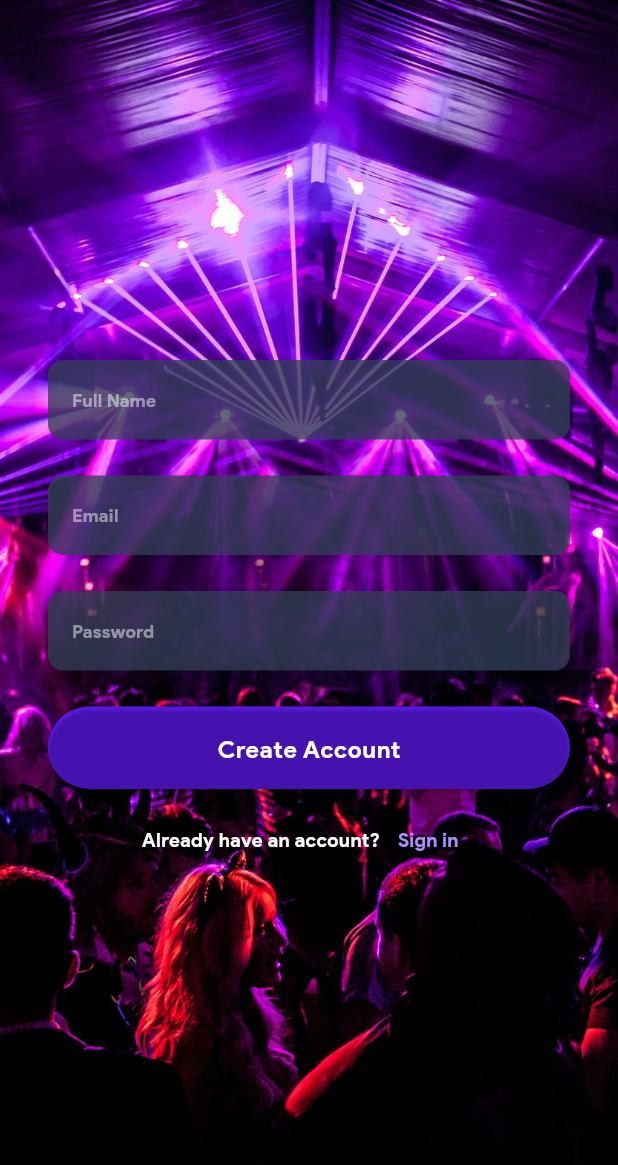
After one commit to awais019/eventify_host, a Flutter app: the SignUp screen opened by its route, on a phone screen of 412 x 824 dp. The commit adds this screen. Shown: the top 1165 px of the screen. Run offline on Flutter 3.47's test engine with Material 3 defaults, Android fonts, the phone set to English and light mode, and no system bars; our stand-ins replace get.

Commit message:
feat: add sign up design

```diff
--- /dev/null
+++ b/lib/components/submit_button.dart
@@ -0,0 +1,55 @@
+import 'package:flutter/material.dart';
+import 'package:get/get.dart';
+
+class SubmitButton extends StatelessWidget {
+  final String title;
+  final RxBool _isLoading = false.obs;
+  final Future<void> Function() onSubmit;
+
+  SubmitButton({super.key, required this.title, required this.onSubmit});
+
+  @override
+  Widget build(BuildContext context) {
+    return Container(
+      width: double.infinity,
+      height: 55.0,
+      decoration: BoxDecoration(
+        color: Theme.of(context).colorScheme.primary,
+        borderRadius: const BorderRadius.all(Radius.circular(40.0)),
+      ),
+      child: ElevatedButton(
+        onPressed: () async {
+          _isLoading.value = true;
+          await onSubmit();
+          _isLoading.value = false;
+        },
+        style: ButtonStyle(
+          padding: WidgetStateProperty.all(
+            const EdgeInsets.symmetric(vertical: 16.0),
+          ),
+          backgroundColor: WidgetStateProperty.all(Colors.transparent),
+        ),
+        child: Obx(
+          () => _isLoading.value
+              ? SizedBox(
+                  height: 24.0,
+                  width: 24.0,
+                  child: CircularProgressIndicator(
+                    backgroundColor: const Color.fromRGBO(255, 255, 255, 0.5),
+                    color: Theme.of(context).colorScheme.onPrimary,
+                  ),
+                )
+              : Text(
+                  title,
+                  style: Theme.of(context).textTheme.bodyLarge!.copyWith(
+                        color: Colors.white,
+                        fontSize: 16.0,
+                        height: 1.5,
+                        fontWeight: FontWeight.bold,
+                      ),
+                ),
+        ),
+      ),
+    );
+  }
+}
--- a/lib/main.dart
+++ b/lib/main.dart
@@ -17,6 +17,21 @@ class MyApp extends StatelessWidget {
       debugShowCheckedModeBanner: false,
       initialRoute: kSplashRoute,
       getPages: RoutesManagement.getRoutes(),
+      theme: ThemeData(
+        fontFamily: "Product Sans",
+        colorScheme: ColorScheme(
+          brightness: Brightness.dark,
+          primary: const Color.fromRGBO(95, 25, 242, 1),
+          onPrimary: Colors.white,
+          secondary: const Color.fromRGBO(45, 57, 78, 1),
+          onSecondary: Colors.white,
+          error: Colors.red.shade400,
+          onError: Colors.white,
+          surface: const Color.fromRGBO(240, 240, 240, 1),
+          onSurface: Colors.black,
+          tertiary: const Color.fromRGBO(171, 144, 250, 1),
+        ),
+      ),
     );
   }
 }
--- a/lib/pages/onboarding.dart
+++ b/lib/pages/onboarding.dart
@@ -1,4 +1,6 @@
+import 'package:eventify_host/utils/constants.dart';
 import 'package:flutter/material.dart';
+import 'package:get/get.dart';
 
 class OnBoarding extends StatelessWidget {
   const OnBoarding({super.key});
@@ -50,7 +52,7 @@ class OnBoarding extends StatelessWidget {
                           ),
                         ),
                       ),
-                      onPressed: () {},
+                      onPressed: () => Get.toNamed(kSignupRoute),
                       child: const Padding(
                           padding: EdgeInsets.symmetric(vertical: 16),
                           child: Text(
--- /dev/null
+++ b/lib/pages/signup.dart
@@ -0,0 +1,141 @@
+import 'package:eventify_host/components/submit_button.dart';
+import 'package:flutter/material.dart';
+
+class SignUp extends StatelessWidget {
+  const SignUp({super.key});
+
+  @override
+  Widget build(BuildContext context) {
+    return Scaffold(
+      body: Container(
+        decoration: const BoxDecoration(
+          image: DecorationImage(
+            image: AssetImage("assets/images/signup-bg.png"),
+            fit: BoxFit.cover,
+          ),
+        ),
+        child: Padding(
+          padding: const EdgeInsets.all(32.0),
+          child: Form(
+              child: Center(
+            child: Column(
+              mainAxisAlignment: MainAxisAlignment.center,
+              children: [
+                TextFormField(
+                  style: const TextStyle(
+                    color: Colors.white,
+                    fontSize: 14,
+                    fontWeight: FontWeight.bold,
+                    height: 1.5,
+                    letterSpacing: 0.24,
+                  ),
+                  decoration: const InputDecoration(
+                    hintText: "Full Name",
+                    hintStyle: TextStyle(
+                      color: Color.fromRGBO(255, 255, 255, 0.48),
+                      fontSize: 12,
+                      fontWeight: FontWeight.bold,
+                      height: 1.5,
+                      letterSpacing: 0.24,
+                    ),
+                    fillColor: Color.fromRGBO(49, 62, 85, 0.78),
+                    filled: true,
+                    border: OutlineInputBorder(
+                      borderSide: BorderSide.none,
+                      borderRadius: BorderRadius.all(Radius.circular(10)),
+                    ),
+                  ),
+                ),
+                const SizedBox(height: 24.0),
+                TextFormField(
+                  style: const TextStyle(
+                    color: Colors.white,
+                    fontSize: 14,
+                    fontWeight: FontWeight.bold,
+                    height: 1.5,
+                    letterSpacing: 0.24,
+                  ),
+                  decoration: const InputDecoration(
+                    hintText: "Email",
+                    hintStyle: TextStyle(
+                      color: Color.fromRGBO(255, 255, 255, 0.48),
+                      fontSize: 12,
+                      fontWeight: FontWeight.bold,
+                      height: 1.5,
+                      letterSpacing: 0.24,
+                    ),
+                    fillColor: Color.fromRGBO(49, 62, 85, 0.78),
+                    filled: true,
+                    border: OutlineInputBorder(
+                      borderSide: BorderSide.none,
+                      borderRadius: BorderRadius.all(Radius.circular(10)),
+                    ),
+                  ),
+                ),
+                const SizedBox(height: 24.0),
+                TextFormField(
+                  obscureText: true,
+                  style: const TextStyle(
+                    color: Colors.white,
+                    fontSize: 14,
+                    fontWeight: FontWeight.bold,
+                    height: 1.5,
+                    letterSpacing: 0.24,
+                  ),
+                  decoration: const InputDecoration(
+                    hintText: "Password",
+                    hintStyle: TextStyle(
+                      color: Color.fromRGBO(255, 255, 255, 0.48),
+                      fontSize: 12,
+                      fontWeight: FontWeight.bold,
+                      height: 1.5,
+                      letterSpacing: 0.24,
+                    ),
+                    fillColor: Color.fromRGBO(49, 62, 85, 0.78),
+                    filled: true,
+                    border: OutlineInputBorder(
+                      borderSide: BorderSide.none,
+                      borderRadius: BorderRadius.all(Radius.circular(10)),
+                    ),
+                  ),
+                ),
+                const SizedBox(height: 24.0),
+                SubmitButton(
+                  title: 'Create Account',
+                  onSubmit: () {
+                    return Future.delayed(const Duration(microseconds: 200));
+                  },
+                ),
+                const SizedBox(height: 10.0),
+                Row(
+                  mainAxisAlignment: MainAxisAlignment.center,
+                  children: [
+                    Text(
+                      "Already have an account?",
+                      style: TextStyle(
+                        color: Theme.of(context).colorScheme.onPrimary,
+                        fontSize: 13.0,
+                        fontWeight: FontWeight.bold,
+                      ),
+                    ),
+                    TextButton(
+                      onPressed: () {},
+                      child: Text(
+                        "Sign in",
+                        style: TextStyle(
+                          color: Theme.of(context).colorScheme.tertiary,
+                          fontSize: 13.0,
+                          fontWeight: FontWeight.bold,
+                        ),
+                      ),
+                    )
+                  ],
+                )
+              ],
+            ),
+          )),
+        ),
+      ),
+    );
+  }
+}
--- a/lib/utils/constants.dart
+++ b/lib/utils/constants.dart
@@ -3,3 +3,4 @@ const String kAppName = "Eventify Host";
 // routes
 const String kSplashRoute = '/splash';
 const String kOnBoardingRoute = '/onboarding';
+const String kSignupRoute = '/signup';
--- a/lib/utils/routes_management.dart
+++ b/lib/utils/routes_management.dart
@@ -1,5 +1,6 @@
 import 'package:eventify_host/controllers/splash.controller.dart';
 import 'package:eventify_host/pages/onboarding.dart';
+import 'package:eventify_host/pages/signup.dart';
 import 'package:eventify_host/pages/splash.dart';
 
 import 'package:eventify_host/utils/constants.dart';
@@ -17,6 +18,10 @@ class RoutesManagement {
       GetPage(
         name: kOnBoardingRoute,
         page: () => const OnBoarding(),
+      ),
+      GetPage(
+        name: kSignupRoute,
+        page: () => const SignUp(),
       )
     ];
   }
```
Also changed, not shown: assets/images/signup-bg.png (added).
